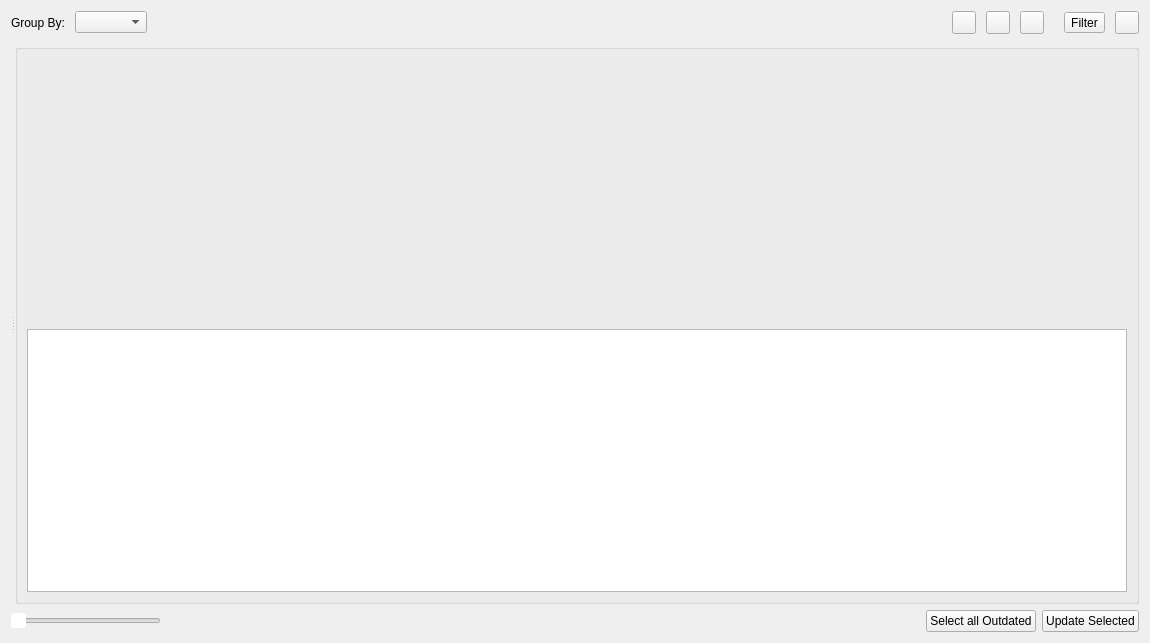
This is resources/dialog.ui in shotgunsoftware/tk-multi-breakdown2 as Qt 5 draws it before an edit. The edited form follows.
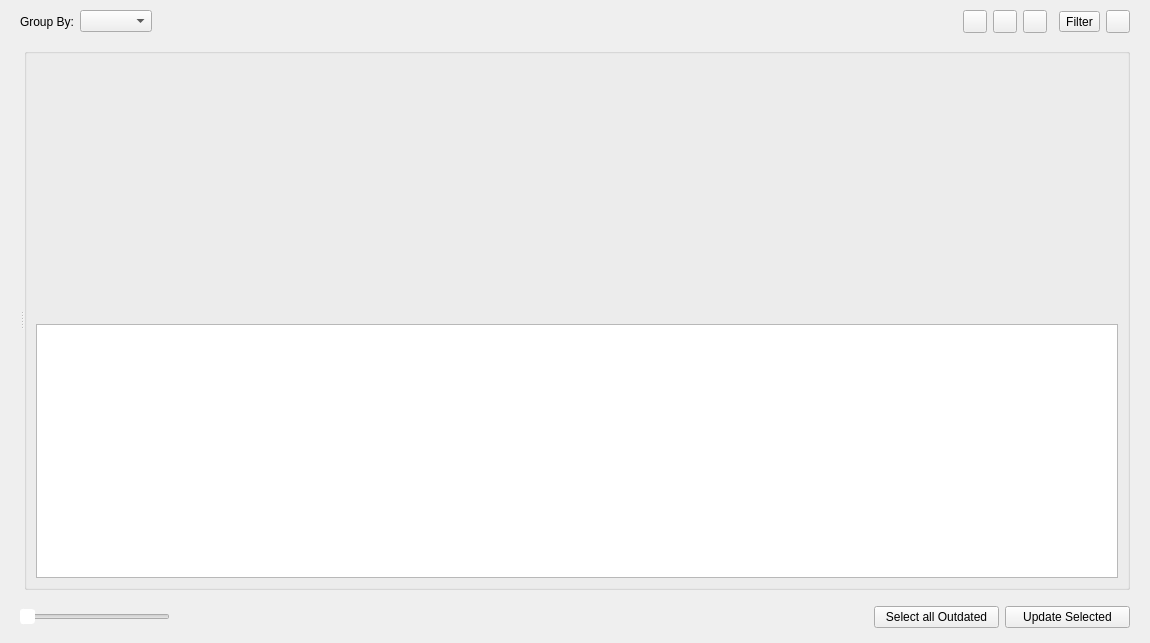
This is the edited form. Icons and pictures are not drawn. Custom widgets are drawn as their Qt base class.

Commit message: Clean up UI, widget padding/margins to be consistent with our point of reference (Data Validation app).

```diff
--- a/resources/dialog.ui
+++ b/resources/dialog.ui
@@ -13,12 +13,42 @@
   <property name="windowTitle">
    <string>Form</string>
   </property>
+  <property name="styleSheet">
+   <string notr="true"/>
+  </property>
   <layout class="QVBoxLayout" name="verticalLayout">
    <property name="spacing">
     <number>10</number>
    </property>
+   <property name="leftMargin">
+    <number>20</number>
+   </property>
+   <property name="topMargin">
+    <number>10</number>
+   </property>
+   <property name="rightMargin">
+    <number>20</number>
+   </property>
+   <property name="bottomMargin">
+    <number>15</number>
+   </property>
    <item>
+    <widget class="QWidget" name="toolbar_widget" native="true">
     <layout class="QHBoxLayout" name="header_layout">
+      <property name="leftMargin">
+       <number>0</number>
+      </property>
+      <property name="topMargin">
+       <number>0</number>
+      </property>
+      <property name="rightMargin">
+       <number>0</number>
+      </property>
+      <property name="bottomMargin">
+       <number>5</number>
+      </property>
+      <item>
+       <layout class="QHBoxLayout" name="horizontalLayout_3">
      <item>
       <widget class="QLabel" name="group_by_label">
        <property name="text">
@@ -160,6 +190,9 @@
      </item>
     </layout>
    </item>
+     </layout>
+    </widget>
+   </item>
    <item>
     <widget class="QWidget" name="main_container" native="true">
      <property name="sizePolicy">
@@ -169,6 +202,9 @@
       </sizepolicy>
      </property>
      <layout class="QVBoxLayout" name="verticalLayout_5">
+      <property name="spacing">
+       <number>-1</number>
+      </property>
       <property name="leftMargin">
        <number>0</number>
       </property>
@@ -275,11 +311,26 @@
        </widget>
       </item>
       <item>
+       <widget class="QWidget" name="footer_widget" native="true">
        <layout class="QHBoxLayout" name="horizontalLayout">
+         <property name="leftMargin">
+          <number>0</number>
+         </property>
+         <property name="topMargin">
+          <number>10</number>
+         </property>
+         <property name="rightMargin">
+          <number>0</number>
+         </property>
+         <property name="bottomMargin">
+          <number>0</number>
+         </property>
+         <item>
+          <layout class="QHBoxLayout" name="horizontalLayout_2">
         <item>
          <widget class="QSlider" name="size_slider">
           <property name="sizePolicy">
-           <sizepolicy hsizetype="Preferred" vsizetype="Fixed">
+              <sizepolicy hsizetype="Preferred" vsizetype="Preferred">
             <horstretch>0</horstretch>
             <verstretch>0</verstretch>
            </sizepolicy>
@@ -324,6 +375,12 @@
         </item>
         <item>
          <widget class="QPushButton" name="select_all_outdated_button">
+             <property name="minimumSize">
+              <size>
+               <width>125</width>
+               <height>0</height>
+              </size>
+             </property>
           <property name="text">
            <string>Select all Outdated</string>
           </property>
@@ -331,12 +388,21 @@
         </item>
         <item>
          <widget class="QPushButton" name="update_selected_button">
+             <property name="minimumSize">
+              <size>
+               <width>125</width>
+               <height>0</height>
+              </size>
+             </property>
           <property name="text">
            <string>Update Selected</string>
           </property>
          </widget>
         </item>
        </layout>
+         </item>
+        </layout>
+       </widget>
       </item>
      </layout>
     </widget>
```
Lines whose indentation alone changed are shown as unchanged. The commit also changes 1 other file.
